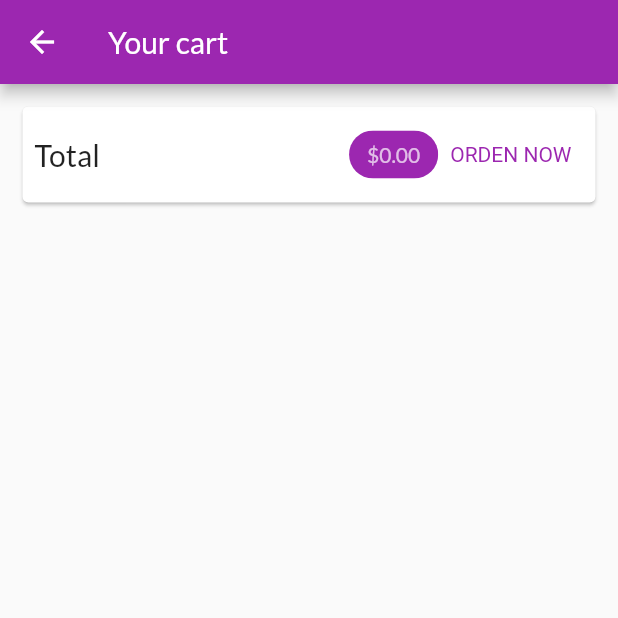
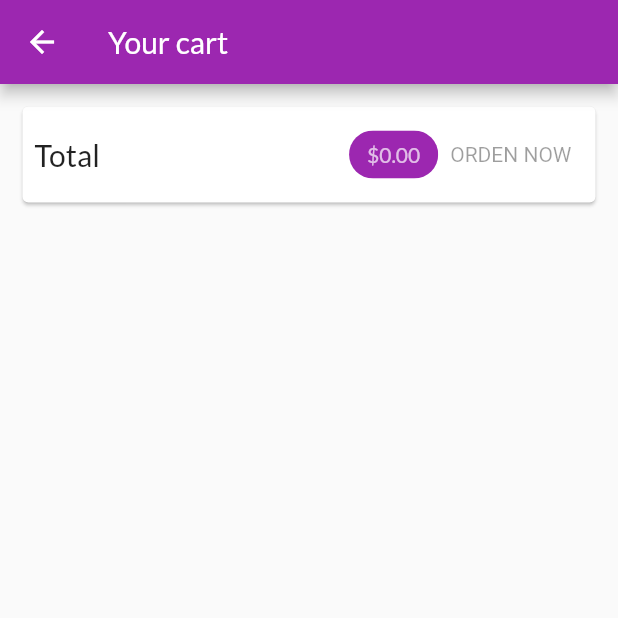
Before and after one commit to Denismr7/flutter_shop, a Flutter app: the CartScreen screen opened by its route, on a phone screen of 412 x 824 dp, the top half of it. Run offline on Flutter 3.47's test engine with Material 2 defaults, Android fonts, the phone set to English and light mode, and no system bars; network calls fail.

Commit message:
Adding and fetching orders in firebase

```diff
--- a/lib/screens/cart_screen.dart
+++ b/lib/screens/cart_screen.dart
@@ -41,18 +41,7 @@ class CartScreen extends StatelessWidget {
                     ),
                     backgroundColor: Theme.of(context).primaryColor,
                   ),
-                  TextButton(
-                    onPressed: () {
-                      Provider.of<Orders>(context, listen: false).addOrder(
-                          cart.items.values.toList(), cart.totalAmount);
-                      cart.clear();
-                    },
-                    child: Text('ORDEN NOW'),
-                    style: TextButton.styleFrom(
-                      textStyle:
-                          TextStyle(color: Theme.of(context).primaryColor),
-                    ),
-                  )
+                  OrderButton(cart: cart)
                 ],
               ),
             ),
@@ -73,3 +62,41 @@ class CartScreen extends StatelessWidget {
     );
   }
 }
+
+class OrderButton extends StatefulWidget {
+  const OrderButton({
+    required this.cart,
+  });
+
+  final Cart cart;
+
+  @override
+  _OrderButtonState createState() => _OrderButtonState();
+}
+
+class _OrderButtonState extends State<OrderButton> {
+  var _isLoading = false;
+  @override
+  Widget build(BuildContext context) {
+    return TextButton(
+      onPressed: (widget.cart.totalAmount <= 0 || _isLoading)
+          ? null
+          : () async {
+              setState(() {
+                _isLoading = true;
+              });
+              await Provider.of<Orders>(context, listen: false).addOrder(
+                  widget.cart.items.values.toList(), widget.cart.totalAmount);
+              setState(() {
+                _isLoading = false;
+              });
+              widget.cart.clear();
+            },
+      child:
+          _isLoading ? CircularProgressIndicator.adaptive() : Text('ORDEN NOW'),
+      style: TextButton.styleFrom(
+        textStyle: TextStyle(color: Theme.of(context).primaryColor),
+      ),
+    );
+  }
+}
```
Also changed, not shown: lib/providers/orders.dart (+66 -7 lines), lib/screens/orders_screen.dart (+26 -5 lines), 1 other file.
